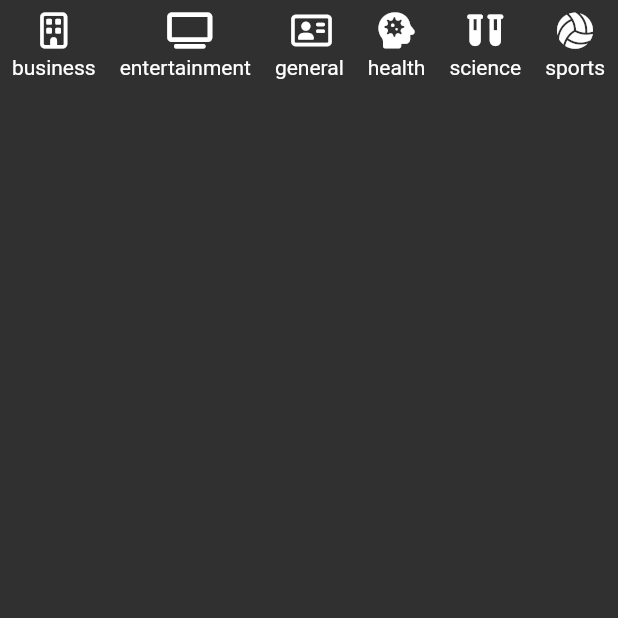
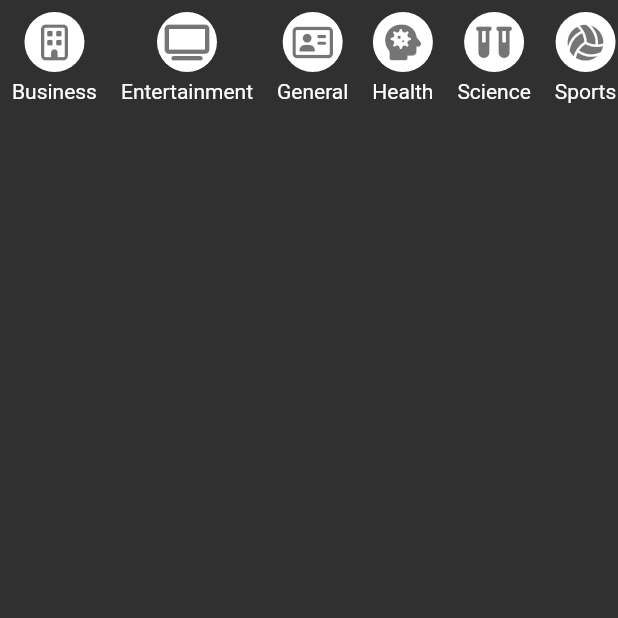
Before and after one commit to MatiasSalomon01/Flutter_NewsProvider, a Flutter app: the Tab2Screen screen opened directly, on a phone screen of 412 x 824 dp, the top half of it. Run offline on Flutter 3.47's test engine with Material 2 defaults, Android fonts, the phone set to English and light mode, and no system bars; our stand-ins replace font_awesome_flutter; network calls fail.

Commit message:
Puliendo el menu de categorias

```diff
--- a/lib/src/screens/tabs2_screen.dart
+++ b/lib/src/screens/tabs2_screen.dart
@@ -1,4 +1,5 @@
 import 'package:flutter/material.dart';
+import 'package:news_app/src/models/category_models.dart';
 import 'package:news_app/src/services/services.dart';
 import 'package:provider/provider.dart';
 
@@ -31,13 +32,15 @@ class _ListaCategorias extends StatelessWidget {
       scrollDirection: Axis.horizontal,
       itemCount: categories.length,
       itemBuilder:(context, index) {
+        final name = categories[index].name;
+
         return Padding(
           padding: EdgeInsets.all(8),
           child: Column(
             children: [
-              Icon(categories[index].icon),
+              _CategoryButton(categories[index]),
               SizedBox(height: 5,),
-              Text(categories[index].name)
+              Text('${name[0].toUpperCase()}${name.substring(1)}',)
             ]
           ),
         );
@@ -45,3 +48,27 @@ class _ListaCategorias extends StatelessWidget {
     );
   }
 }
+
+class _CategoryButton extends StatelessWidget {
+  final Category categoria;
+
+  const _CategoryButton(this.categoria);
+
+  @override
+  Widget build(BuildContext context) {
+    return GestureDetector(
+      onTap: () {
+        print('${categoria.name}');
+      },
+      child: Container(
+        height: 40,
+        width: 40,
+        decoration: BoxDecoration(
+          shape: BoxShape.circle,
+          color: Colors.white
+        ),
+        child: Icon(categoria.icon, color: Colors.black54,),
+      ),
+    );
+  }
+}
```
